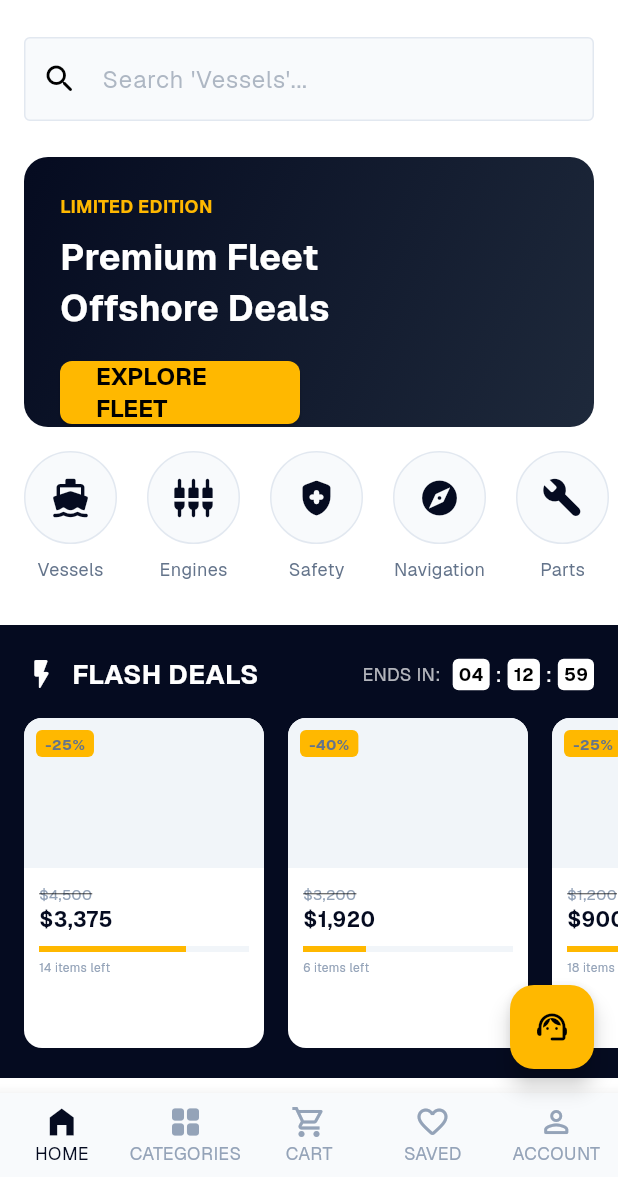
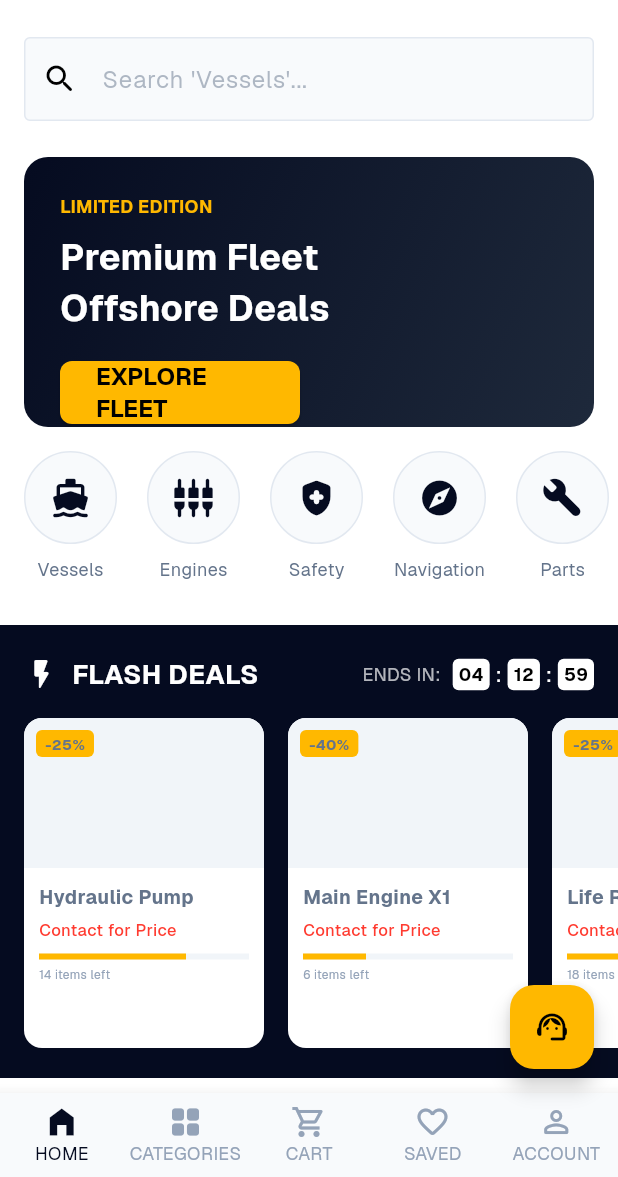
Before and after one commit to HelixgadeTechnologies/musk-mobile, a Flutter app: the screen it shows after launch, after a tap on "LOG IN", on a phone screen of 412 x 824 dp, the part 59-1236 px from its top. Run offline on Flutter 3.47's test engine with Material 3 defaults, Android fonts, the phone set to English and light mode, and no system bars; our stand-ins replace google_fonts; network calls fail.

Commit message:
Removed all pricing information from Home and Product Detail screens in favor of enquiry flow

```diff
--- a/lib/main.dart
+++ b/lib/main.dart
@@ -221,9 +221,9 @@ class HomePage extends StatelessWidget {
                       scrollDirection: Axis.horizontal,
                       padding: const EdgeInsets.symmetric(horizontal: 16),
                       children: [
-                        _buildFlashCard('Hydraulic Pump', r'$4,500', r'$3,375', '-25%', 0.7),
-                        _buildFlashCard('Main Engine X1', r'$3,200', r'$1,920', '-40%', 0.3),
-                        _buildFlashCard('Life Raft', r'$1,200', r'$900', '-25%', 0.9),
+                        _buildFlashCard('Hydraulic Pump', '-25%', 0.7),
+                        _buildFlashCard('Main Engine X1', '-40%', 0.3),
+                        _buildFlashCard('Life Raft', '-25%', 0.9),
                       ],
                     ),
                   ),
@@ -252,10 +252,10 @@ class HomePage extends StatelessWidget {
                     crossAxisSpacing: 16,
                     childAspectRatio: 0.65,
                     children: [
-                      _buildRecommendedCard('MV MAMAELIZABET1', 'VESSELS', r'$1.2M'),
-                      _buildRecommendedCard('Explorer Utility', 'VESSELS', r'$7,200/d'),
-                      _buildRecommendedCard('Marine Engine', 'EQUIPMENT', r'$9,500'),
-                      _buildRecommendedCard('Diving Kit Pro', 'SAFETY', r'$3,200'),
+                      _buildRecommendedCard('MV MAMAELIZABET1', 'VESSELS'),
+                      _buildRecommendedCard('Explorer Utility', 'VESSELS'),
+                      _buildRecommendedCard('Marine Engine', 'EQUIPMENT'),
+                      _buildRecommendedCard('Diving Kit Pro', 'SAFETY'),
                     ],
                   ),
                 ],
@@ -326,7 +326,7 @@ class HomePage extends StatelessWidget {
     );
   }
 
-  Widget _buildFlashCard(String name, String oldPrice, String newPrice, String discount, double stock) {
+  Widget _buildFlashCard(String name, String discount, double stock) {
     return Container(
       width: 160,
       margin: const EdgeInsets.only(right: 16),
@@ -353,8 +353,9 @@ class HomePage extends StatelessWidget {
             child: Column(
               crossAxisAlignment: CrossAxisAlignment.start,
               children: [
-                Text(oldPrice, style: const TextStyle(color: Color(0xFF94A3B8), decoration: TextDecoration.lineThrough, fontSize: 10)),
-                Text(newPrice, style: const TextStyle(color: AppTheme.primaryColor, fontWeight: FontWeight.bold, fontSize: 14)),
+                Text(name, style: const TextStyle(fontWeight: FontWeight.bold, fontSize: 13), maxLines: 1, overflow: TextOverflow.ellipsis),
+                const SizedBox(height: 4),
+                const Text('Contact for Price', style: TextStyle(color: AppTheme.secondaryColor, fontWeight: FontWeight.w500, fontSize: 11)),
                 const SizedBox(height: 8),
                 LinearProgressIndicator(value: stock, backgroundColor: const Color(0xFFF1F5F9), color: const Color(0xFFFFB800), minHeight: 4),
                 const SizedBox(height: 4),
@@ -367,7 +368,7 @@ class HomePage extends StatelessWidget {
     );
   }
 
-  Widget _buildRecommendedCard(String name, String category, String price) {
+  Widget _buildRecommendedCard(String name, String category) {
     return Container(
       decoration: BoxDecoration(color: Colors.white, borderRadius: BorderRadius.circular(12), border: Border.all(color: const Color(0xFFF1F5F9))),
       child: Column(
@@ -387,15 +388,15 @@ class HomePage extends StatelessWidget {
                 Text(category, style: const TextStyle(color: Color(0xFF94A3B8), fontSize: 10, fontWeight: FontWeight.bold)),
                 const SizedBox(height: 4),
                 Text(name, style: const TextStyle(fontWeight: FontWeight.bold, fontSize: 14), maxLines: 1, overflow: TextOverflow.ellipsis),
-                const SizedBox(height: 8),
+                const SizedBox(height: 12),
                 Row(
                   mainAxisAlignment: MainAxisAlignment.spaceBetween,
                   children: [
-                    Text(price, style: const TextStyle(color: AppTheme.primaryColor, fontWeight: FontWeight.bold)),
+                    const Text('Inquire', style: TextStyle(color: AppTheme.primaryColor, fontWeight: FontWeight.bold, fontSize: 12)),
                     Container(
                       padding: const EdgeInsets.all(4),
                       decoration: BoxDecoration(color: const Color(0xFFFFB800), borderRadius: BorderRadius.circular(8)),
-                      child: const Icon(Icons.add_shopping_cart_rounded, size: 16, color: Colors.black),
+                      child: const Icon(Icons.mail_outline_rounded, size: 16, color: Colors.black),
                     ),
                   ],
                 ),
--- a/lib/screens/product_detail_screen.dart
+++ b/lib/screens/product_detail_screen.dart
@@ -80,7 +80,7 @@ class _ProductDetailScreenState extends State<ProductDetailScreen> {
             Row(
               children: [
                 const Text(
-                  r'$1,250,000',
+                  'Price on Request',
                   style: TextStyle(fontSize: 22, fontWeight: FontWeight.bold, color: AppTheme.primaryColor),
                 ),
                 const SizedBox(width: 12),
@@ -251,11 +251,11 @@ class _ProductDetailScreenState extends State<ProductDetailScreen> {
                   height: 56,
                   child: ElevatedButton.icon(
                     onPressed: () {},
-                    icon: const Icon(Icons.shopping_cart_outlined),
-                    label: const Text('Add to Bag', style: TextStyle(fontWeight: FontWeight.bold)),
+                    icon: const Icon(Icons.mail_outline_rounded),
+                    label: const Text('Make Enquiry', style: TextStyle(fontWeight: FontWeight.bold)),
                     style: ElevatedButton.styleFrom(
-                      backgroundColor: const Color(0xFFFFB800),
-                      foregroundColor: Colors.black,
+                      backgroundColor: AppTheme.primaryColor,
+                      foregroundColor: Colors.white,
                       shape: RoundedRectangleBorder(borderRadius: BorderRadius.circular(12)),
                     ),
                   ),
```
